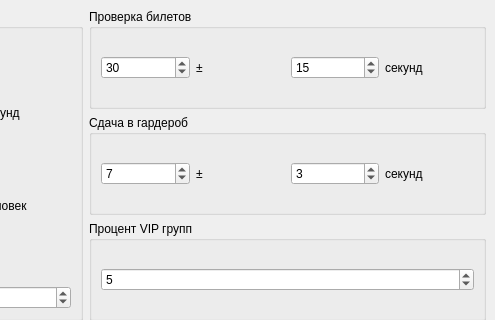
Old version of the form sem07/lab06/src/gui/lab06.ui in the repository MyMiDiII/bmstu-modeling; both pictures show x 324 to 819 and y 0 to 320 of the 819 by 456 pixel window.
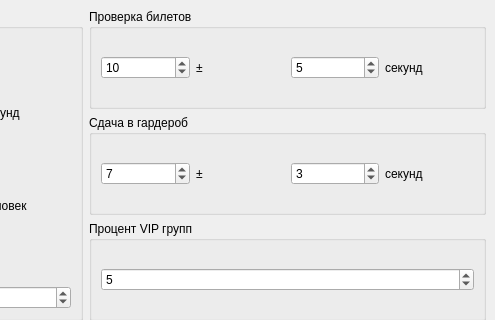
New version of the form.

Patch:
```diff
--- a/sem07/lab06/src/gui/lab06.ui
+++ b/sem07/lab06/src/gui/lab06.ui
@@ -41,7 +41,7 @@
               </sizepolicy>
              </property>
              <property name="value">
-              <number>15</number>
+              <number>5</number>
              </property>
             </widget>
            </item>
@@ -61,7 +61,7 @@
               </sizepolicy>
              </property>
              <property name="value">
-              <number>30</number>
+              <number>10</number>
              </property>
             </widget>
            </item>
```
